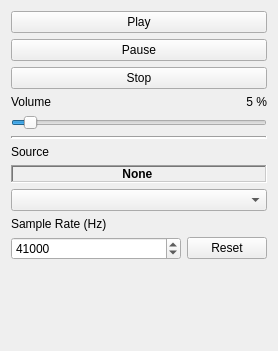
Kitware/ParaView, file Plugins/DSP/pqAudioPlayer.ui: the form before one commit.
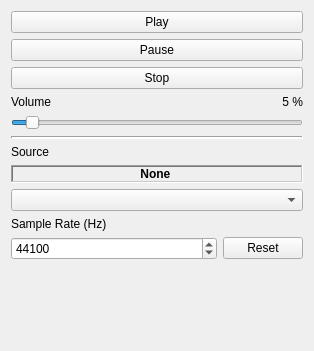
The form after the commit.

```diff
--- a/Plugins/DSP/pqAudioPlayer.ui
+++ b/Plugins/DSP/pqAudioPlayer.ui
@@ -6,7 +6,7 @@
    <rect>
     <x>0</x>
     <y>0</y>
-    <width>278</width>
+    <width>314</width>
     <height>351</height>
    </rect>
   </property>
@@ -154,7 +154,7 @@
           <number>1000</number>
          </property>
          <property name="value">
-          <number>41000</number>
+          <number>44100</number>
          </property>
         </widget>
        </item>
```
Left out of the diff: 3 changed lines with no effect on the pictures.
